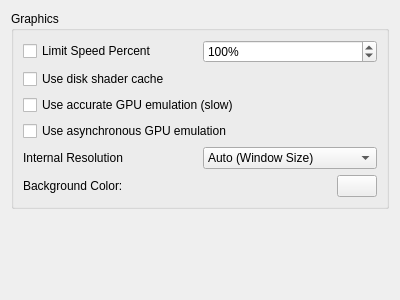
The window that src/yuzu/configuration/configure_graphics.ui (rorrim-rorrim/eden-alt) describes before a commit, drawn with Qt 5.
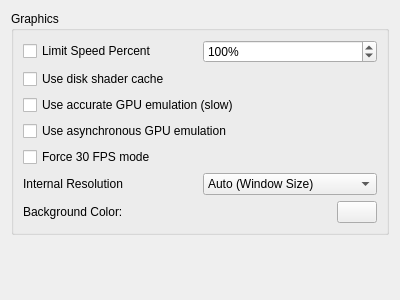
The same window after the commit.

Commit message: added a toggle to force 30fps mode

Patch:
```diff
--- a/src/yuzu/configuration/configure_graphics.ui
+++ b/src/yuzu/configuration/configure_graphics.ui
@@ -70,6 +70,13 @@
           </property>
          </widget>
         </item>
+        <item>
+         <widget class="QCheckBox" name="force_30fps_mode">
+          <property name="text">
+           <string>Force 30 FPS mode</string>
+          </property>
+         </widget>
+        </item>
         <item>
          <layout class="QHBoxLayout" name="horizontalLayout">
           <item>
```
The commit also changes 4 other files.
